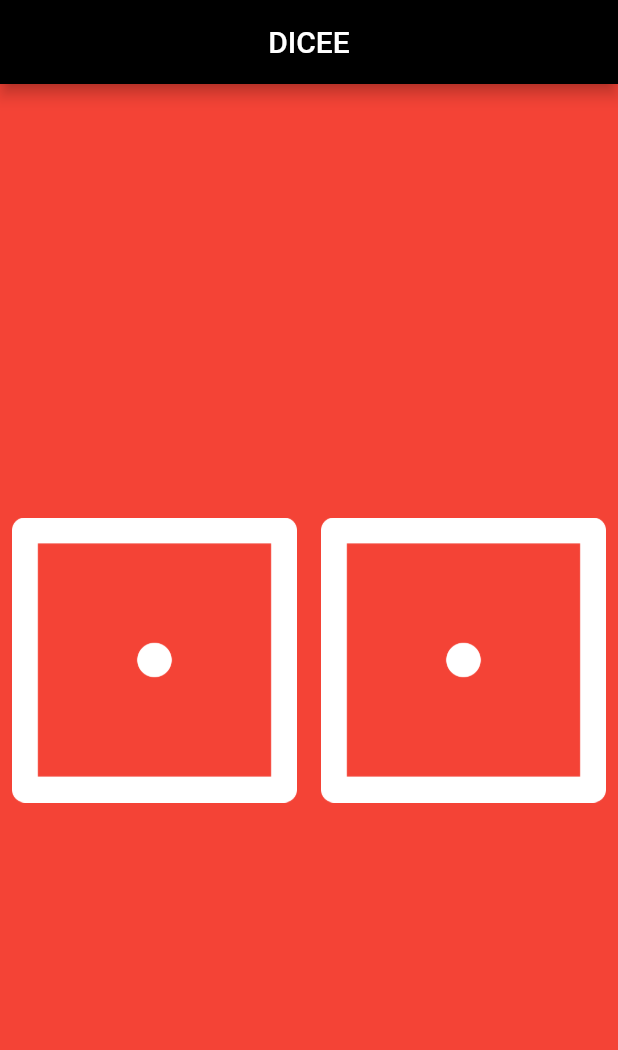
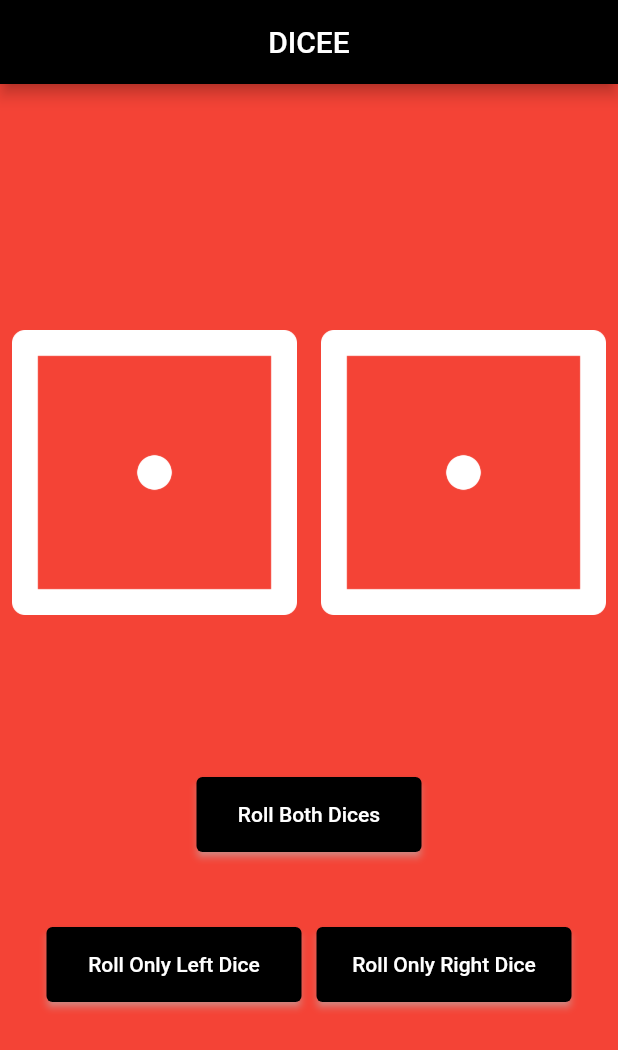
Before and after one commit to yogeshnarendratiwari/Dicee, a Flutter app: the screen it shows after launch, on a phone screen of 412 x 824 dp. Shown: the top 1050 px of the screen. Run offline on Flutter 3.47's test engine with Material 2 defaults, Android fonts, the phone set to English and light mode, and no system bars.

Commit message:
18-12-2021

```diff
--- a/lib/main.dart
+++ b/lib/main.dart
@@ -1,4 +1,4 @@
-import 'package:flutter/cupertino.dart';
+import 'dart:math';
 import 'package:flutter/material.dart';
 
 void main() {
@@ -13,37 +13,127 @@ void main() {
           )),
           backgroundColor: Colors.black,
         ),
-        body: DiceePage(),
+        body: DicePage(),
       ),
     ),
   );
 }
 
-class DiceePage extends StatelessWidget {
-  const DiceePage({Key? key}) : super(key: key);
+
+class DicePage extends StatefulWidget {
+  const DicePage({Key? key}) : super(key: key);
 
   @override
+  _DicePageState createState() => _DicePageState();
+}
+
+class _DicePageState extends State<DicePage> {
+  int leftDice = 1;
+  int rightDice = 1;
+  @override
   Widget build(BuildContext context) {
-    return Center(
-      child: Row(
+    return Column(
+      mainAxisAlignment: MainAxisAlignment.center,
+      children: [
+        Row(
           children: [
             Expanded(
-            child: TextButton(
-              onPressed: (){
-                print('Left Button pressed');
-              },
-                child: Image.asset('images/dice1.png')),
+              child: Padding(
+                padding: const EdgeInsets.all(8.0),
+                child: Image.asset('images/dice$leftDice.png'),
+              ),
             ),
             Expanded(
-            child: TextButton(
-              onPressed: (){
-                print('Right Button pressed');
-              },
-              child: Image.asset('images/dice1.png'),
+              child: Padding(
+                padding: const EdgeInsets.all(8.0),
+                child: Image.asset('images/dice$rightDice.png'),
               ),
             ),
           ],
         ),
+
+     const  SizedBox(
+         height : 100.0,
+       ),
+       Row(
+         mainAxisAlignment: MainAxisAlignment.center,
+         children: [
+           SizedBox(
+             width: 150.0,
+             height: 50.0,
+             child: ElevatedButton(onPressed: (){
+                 setState(() {
+                   leftDice = Random().nextInt(6)+1;
+                   rightDice = Random().nextInt(6)+1;
+                 });
+             }, child: const Text('Roll Both Dices'),
+
+               style: ButtonStyle
+                 (
+                 backgroundColor: MaterialStateProperty.all(Colors.black),
+                 shadowColor: MaterialStateProperty.all(Colors.white),
+                 foregroundColor: MaterialStateProperty.all(Colors.white),
+
+               ),
+
+
+             ),
+           )
+         ],
+       ),
+        SizedBox(
+          height: 50.0,
+        ),
+        Row(
+          mainAxisAlignment: MainAxisAlignment.center,
+          children: [
+            SizedBox(
+              width: 170.0,
+              height: 50.0,
+              child: ElevatedButton(onPressed: (){
+                setState(() {
+                  leftDice = Random().nextInt(6)+1;
+                });
+              }, child: const Text('Roll Only Left Dice'),
+
+                style: ButtonStyle
+                  (
+                  backgroundColor: MaterialStateProperty.all(Colors.black),
+                  shadowColor: MaterialStateProperty.all(Colors.white),
+                  foregroundColor: MaterialStateProperty.all(Colors.white),
+
+                ),
+
+
+              ),
+            ),
+
+            SizedBox(
+              width: 10.0,
+            ),
+            SizedBox(
+              width: 170.0,
+              height: 50.0,
+              child: ElevatedButton(onPressed: (){
+                setState(() {
+                  rightDice = Random().nextInt(6)+1;
+                });
+              }, child: const Text('Roll Only Right Dice'),
+
+                style: ButtonStyle
+                  (
+                  backgroundColor: MaterialStateProperty.all(Colors.black),
+                  shadowColor: MaterialStateProperty.all(Colors.white),
+                  foregroundColor: MaterialStateProperty.all(Colors.white),
+
+                ),
+
+
+              ),
+            )
+          ],
+        )
+      ],
     );
   }
 }
```
Also changed, not shown: 51 other files. Lines whose indentation alone changed are shown as unchanged.
